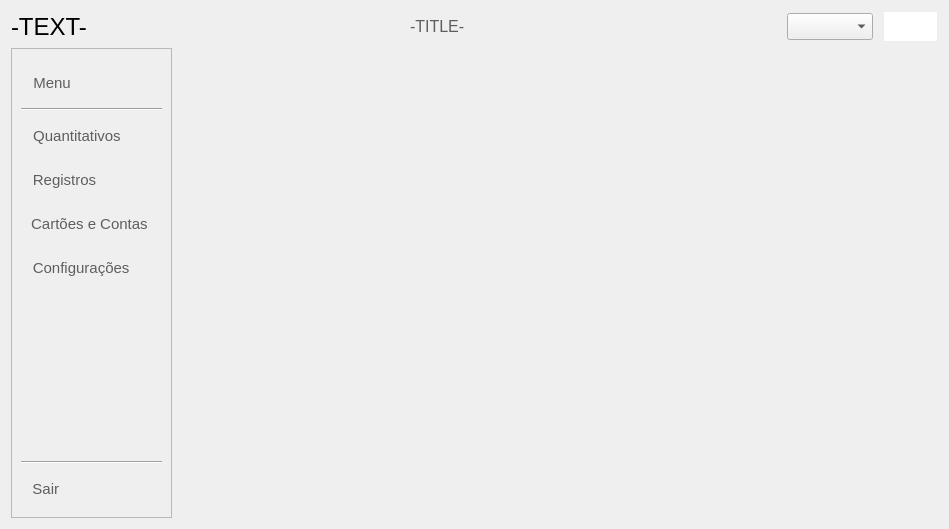
First picture: the form in application/src/ui/MainPage.ui, repository iagoofelipe/Finances, before the edit.
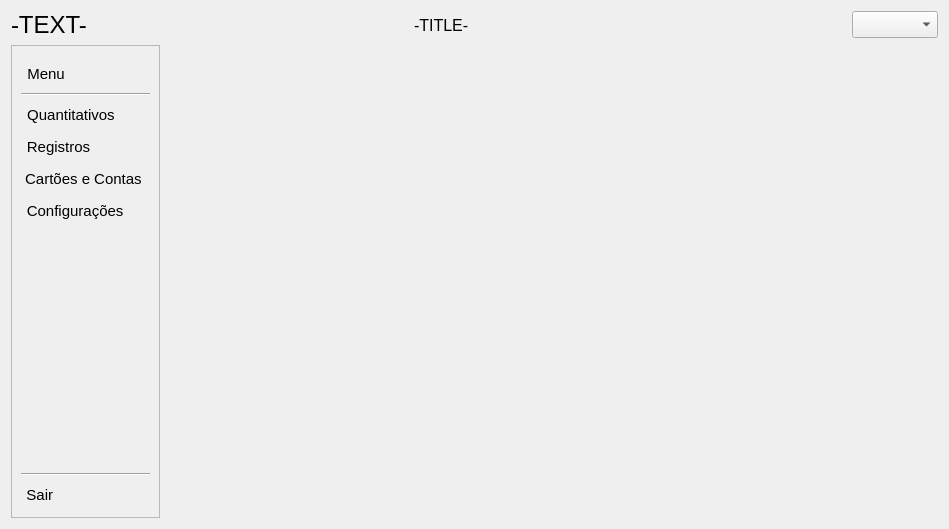
Second picture: the form after the edit. Icons and pictures are not drawn.

```diff
--- a/application/src/ui/MainPage.ui
+++ b/application/src/ui/MainPage.ui
@@ -24,7 +24,7 @@
     <widget class="QWidget" name="widget" native="true">
      <layout class="QHBoxLayout" name="horizontalLayout">
       <property name="spacing">
-       <number>10</number>
+       <number>5</number>
       </property>
       <property name="leftMargin">
        <number>0</number>
@@ -64,9 +64,12 @@
        </spacer>
       </item>
       <item>
-       <widget class="QLabel" name="lbTitle">
-        <property name="styleSheet">
-         <string notr="true">color: #5E5E5E;</string>
+       <widget class="QLabel" name="lbMainTitle">
+        <property name="font">
+         <font>
+          <family>Segoe UI</family>
+          <pointsize>12</pointsize>
+         </font>
         </property>
         <property name="text">
          <string>-TITLE-</string>
@@ -86,22 +89,10 @@
         </property>
        </spacer>
       </item>
-      <item>
-       <widget class="QComboBox" name="cbProfile"/>
-      </item>
       <item>
        <widget class="QPushButton" name="btnNotificacoes">
         <property name="styleSheet">
-         <string notr="true">QPushButton {
-	background-color: white;
-	border: 1px solid #EDEDED;
-	border-radius: 18;
-    padding: 5;
-}
-
-QPushButton::hover {
-	background-color: transparent;
-}</string>
+         <string notr="true">background-color: transparent;</string>
         </property>
         <property name="text">
          <string/>
@@ -121,6 +112,15 @@
         </property>
        </widget>
       </item>
+      <item>
+       <widget class="QComboBox" name="cbProfile">
+        <property name="font">
+         <font>
+          <pointsize>12</pointsize>
+         </font>
+        </property>
+       </widget>
+      </item>
      </layout>
     </widget>
    </item>
@@ -138,25 +138,7 @@
       </font>
      </property>
      <property name="styleSheet">
-      <string notr="true">QWidget {
-	color: #5E5E5E;
-}
-
-QPushButton {
-	border: none;
-	padding: 10;
-	border-radius: 10;
-	border-top-left-radius: 0;
-	border-bottom-left-radius: 0;
-}
-
-QPushButton::hover, QPushButton:checked {
-	border-left:4px solid #003F87;
-	background-color: #CEE5FF;
-}
-
-/* botões para não aplicar cores */
-QPushButton#btnSair::hover, QPushButton#btnNav::hover { background-color: transparent; border: none;}</string>
+      <string notr="true"/>
      </property>
      <property name="frameShape">
       <enum>QFrame::StyledPanel</enum>
```
Left out of the diff: 16 changed lines with no effect on the pictures.
